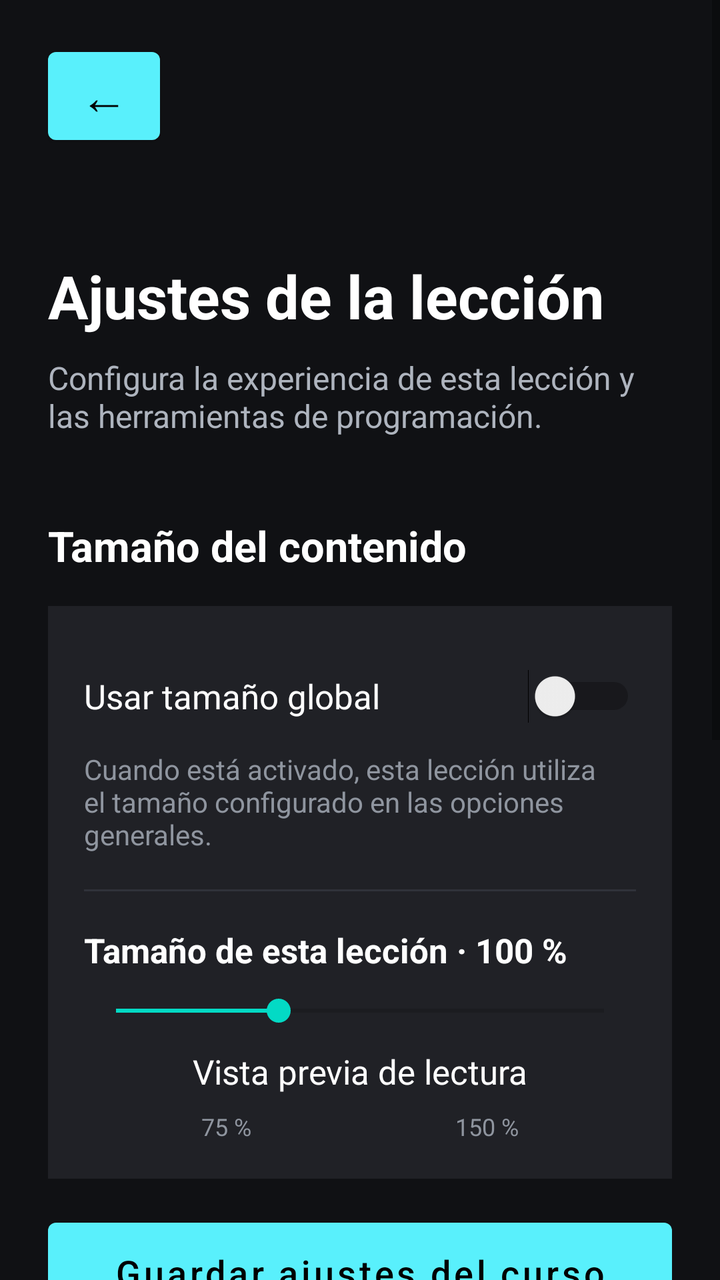
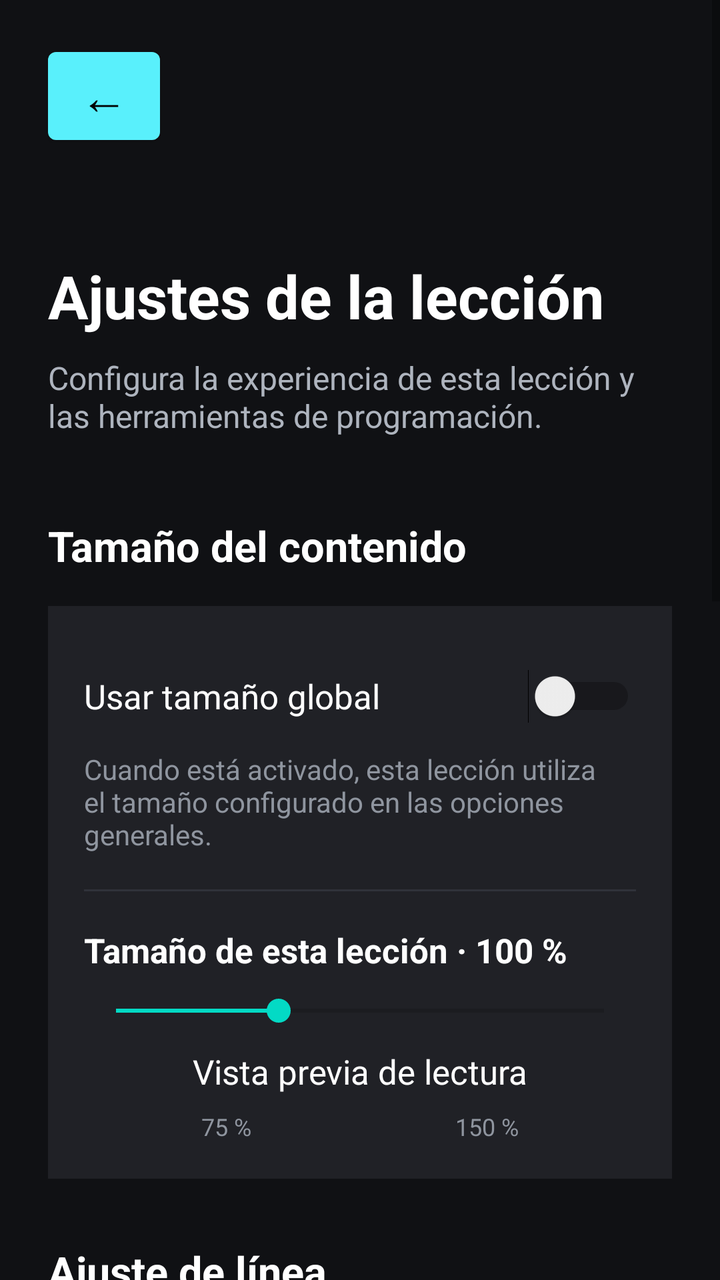

Screens rendered from an Android XML layout before and after an edit, with the pre-edit source and the edit as a unified diff.
<!-- AndroidManifest.xml: application theme Theme.LearnGraphicsProgramming -->
<!-- res/layout/activity_lesson_options.xml -->
<?xml version="1.0" encoding="utf-8"?>
<ScrollView
    xmlns:android="http://schemas.android.com/apk/res/android"
    android:layout_width="match_parent"
    android:layout_height="match_parent"
    android:background="#101114"
    android:fillViewport="true">

    <LinearLayout
        android:layout_width="match_parent"
        android:layout_height="wrap_content"
        android:orientation="vertical"
        android:paddingStart="24dp"
        android:paddingTop="20dp"
        android:paddingEnd="24dp"
        android:paddingBottom="24dp">

        <Button
            android:id="@+id/buttonBack"
            android:layout_width="56dp"
            android:layout_height="56dp"
            android:minWidth="0dp"
            android:minHeight="0dp"
            android:padding="0dp"
            android:text="←"
            android:textAllCaps="false"
            android:textSize="24sp" />

        <TextView
            android:id="@+id/textLessonNumber"
            android:layout_width="match_parent"
            android:layout_height="wrap_content"
            android:layout_marginTop="24dp"
            android:textColor="@color/accent_text_default"
            android:textSize="16sp"
            android:textStyle="bold" />

        <TextView
            android:layout_width="match_parent"
            android:layout_height="wrap_content"
            android:layout_marginTop="6dp"
            android:text="Ajustes de la lección"
            android:textColor="#FFFFFF"
            android:textSize="30sp"
            android:textStyle="bold" />

        <TextView
            android:layout_width="match_parent"
            android:layout_height="wrap_content"
            android:layout_marginTop="10dp"
            android:text="Configura la experiencia de esta lección y las herramientas de programación."
            android:textColor="#AEB4BE"
            android:textSize="16sp" />

        

        <TextView
            android:layout_width="match_parent"
            android:layout_height="wrap_content"
            android:layout_marginTop="40dp"
            android:text="Tamaño del contenido"
            android:textColor="#FFFFFF"
            android:textSize="21sp"
            android:textStyle="bold" />

        <LinearLayout
            android:layout_width="match_parent"
            android:layout_height="wrap_content"
            android:layout_marginTop="16dp"
            android:background="#202126"
            android:orientation="vertical"
            android:paddingStart="18dp"
            android:paddingTop="18dp"
            android:paddingEnd="18dp"
            android:paddingBottom="18dp">

            <Switch
                android:id="@+id/switchUseGlobalTextSize"
                android:layout_width="match_parent"
                android:layout_height="wrap_content"
                android:minHeight="54dp"
                android:text="Usar tamaño global"
                android:textColor="#FFFFFF"
                android:textSize="17sp" />

            <TextView
                android:layout_width="match_parent"
                android:layout_height="wrap_content"
                android:layout_marginBottom="18dp"
                android:text="Cuando está activado, esta lección utiliza el tamaño configurado en las opciones generales."
                android:textColor="#8F959F"
                android:textSize="14sp" />

            <View
                android:layout_width="match_parent"
                android:layout_height="1dp"
                android:background="#30323A" />

            <TextView
                android:id="@+id/textLessonTextSize"
                android:layout_width="match_parent"
                android:layout_height="wrap_content"
                android:layout_marginTop="18dp"
                android:text="Tamaño de esta lección · 100 %"
                android:textColor="#FFFFFF"
                android:textSize="17sp"
                android:textStyle="bold" />

            <SeekBar
                android:id="@+id/seekLessonTextSize"
                android:layout_width="match_parent"
                android:layout_height="wrap_content"
                android:layout_marginTop="10dp"
                android:max="75"
                android:progress="25" />

            <TextView
                android:id="@+id/textLessonTextSizePreview"
                android:layout_width="match_parent"
                android:layout_height="wrap_content"
                android:layout_marginTop="10dp"
                android:gravity="center"
                android:text="Vista previa de lectura"
                android:textColor="#FFFFFF"
                android:textSize="17sp" />

            <TextView
                android:layout_width="match_parent"
                android:layout_height="wrap_content"
                android:layout_marginTop="8dp"
                android:gravity="center"
                android:text="75 %                                  150 %"
                android:textColor="#8F959F"
                android:textSize="12sp" />

        </LinearLayout>

        <Button
            android:id="@+id/buttonSaveCourseSettings"
            android:layout_width="match_parent"
            android:layout_height="wrap_content"
            android:layout_marginTop="16dp"
            android:minHeight="62dp"
            android:text="Guardar ajustes del curso"
            android:textAllCaps="false"
            android:textSize="18sp" />

        

        <TextView
            android:layout_width="match_parent"
            android:layout_height="wrap_content"
            android:layout_marginTop="40dp"
            android:text="Programación"
            android:textColor="#FFFFFF"
            android:textSize="21sp"
            android:textStyle="bold" />

        <Button
            android:id="@+id/buttonEditProgrammingShortcuts"
            android:layout_width="match_parent"
            android:layout_height="wrap_content"
            android:layout_marginTop="16dp"
            android:minHeight="62dp"
            android:text="Editar atajos del teclado"
            android:textAllCaps="false"
            android:textSize="18sp" />

        <TextView
            android:layout_width="match_parent"
            android:layout_height="wrap_content"
            android:layout_marginTop="10dp"
            android:text="Configura los botones que aparecen sobre el teclado al escribir código. TAB permanece siempre disponible."
            android:textColor="#8F959F"
            android:textSize="14sp" />

        

        <TextView
            android:layout_width="match_parent"
            android:layout_height="wrap_content"
            android:layout_marginTop="40dp"
            android:text="Progreso"
            android:textColor="#FFFFFF"
            android:textSize="21sp"
            android:textStyle="bold" />

        <Button
            android:id="@+id/buttonResetLesson"
            android:layout_width="match_parent"
            android:layout_height="wrap_content"
            android:layout_marginTop="16dp"
            android:minHeight="62dp"
            android:text="Reiniciar lección"
            android:textAllCaps="false"
            android:textSize="18sp" />

        <TextView
            android:layout_width="match_parent"
            android:layout_height="wrap_content"
            android:layout_marginTop="10dp"
            android:text="Elimina las respuestas, ejercicios completados, página guardada y estado de finalización de esta lección."
            android:textColor="#8F959F"
            android:textSize="14sp" />

    </LinearLayout>

</ScrollView>
<!-- resources referenced by this layout -->
<resources>
  <color name="accent_text_default">#FF55E6F2</color>
  <style name="Theme.LearnGraphicsProgramming" parent="Theme.MaterialComponents.DayNight.DarkActionBar">
          
          <item name="colorPrimary">@color/purple_500</item>
          <item name="colorPrimaryVariant">@color/purple_700</item>
          <item name="colorOnPrimary">@color/black</item>
          
          <item name="colorSecondary">@color/teal_200</item>
          <item name="colorSecondaryVariant">@color/teal_700</item>
          <item name="colorOnSecondary">@color/black</item>
          
          <item name="android:statusBarColor">?attr/colorPrimaryVariant</item>
          
          <item name="windowActionBar">false</item>
          <item name="windowNoTitle">true</item>
      </style>
  <color name="purple_500">#FF59F0FC</color>
  <color name="purple_700">#FF31848B</color>
  <color name="black">#FF000000</color>
  <color name="teal_200">#FF03DAC5</color>
  <color name="teal_700">#FF018786</color>
</resources>

<!-- the commit's change to res/layout/activity_lesson_options.xml (unified diff, before → after) -->
@@ -135,6 +135,46 @@
 
         </LinearLayout>
 
+        
+
+        <TextView
+            android:layout_width="match_parent"
+            android:layout_height="wrap_content"
+            android:layout_marginTop="32dp"
+            android:text="Ajuste de línea"
+            android:textColor="#FFFFFF"
+            android:textSize="21sp"
+            android:textStyle="bold" />
+
+        <LinearLayout
+            android:layout_width="match_parent"
+            android:layout_height="wrap_content"
+            android:layout_marginTop="16dp"
+            android:background="#202126"
+            android:orientation="vertical"
+            android:paddingStart="18dp"
+            android:paddingTop="18dp"
+            android:paddingEnd="18dp"
+            android:paddingBottom="18dp">
+
+            <Switch
+                android:id="@+id/switchAllowGlobalWrapOverwrite"
+                android:layout_width="match_parent"
+                android:layout_height="wrap_content"
+                android:minHeight="58dp"
+                android:text="Permitir sobrescribir desde Opciones globales"
+                android:textColor="#FFFFFF"
+                android:textSize="17sp" />
+
+            <TextView
+                android:layout_width="match_parent"
+                android:layout_height="wrap_content"
+                android:text="Activado por defecto. Permite que los cambios realizados en el ajuste de línea predeterminado sobrescriban este curso. Desactivarlo no bloquea el botón de ajuste de línea de las consolas."
+                android:textColor="#8F959F"
+                android:textSize="14sp" />
+
+        </LinearLayout>
+
         <Button
             android:id="@+id/buttonSaveCourseSettings"
             android:layout_width="match_parent"
